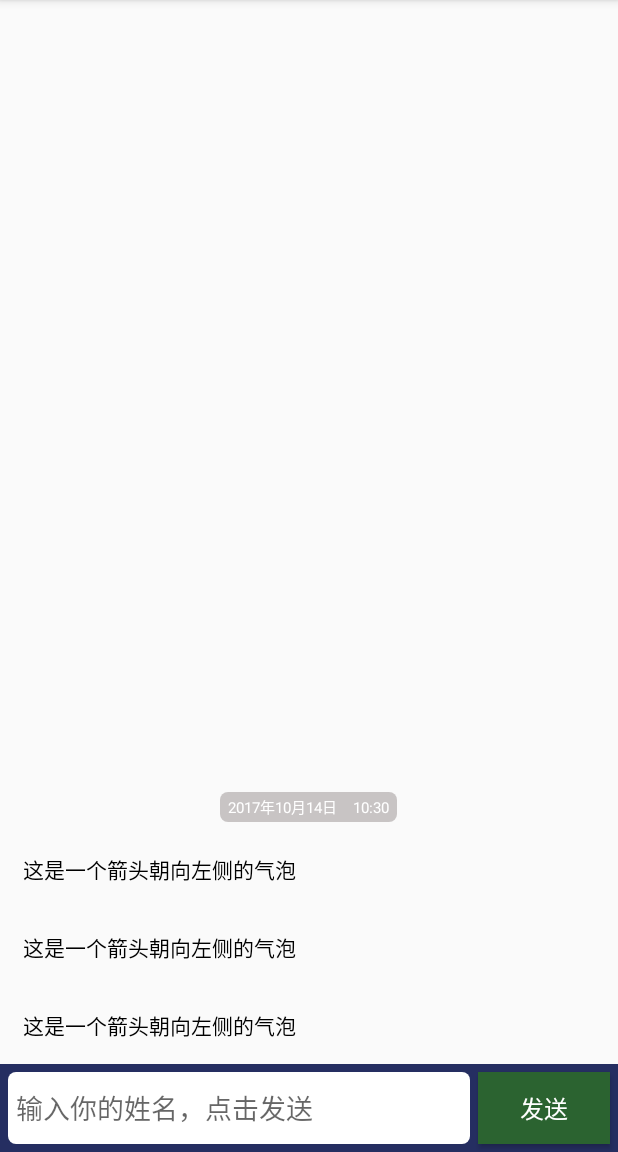
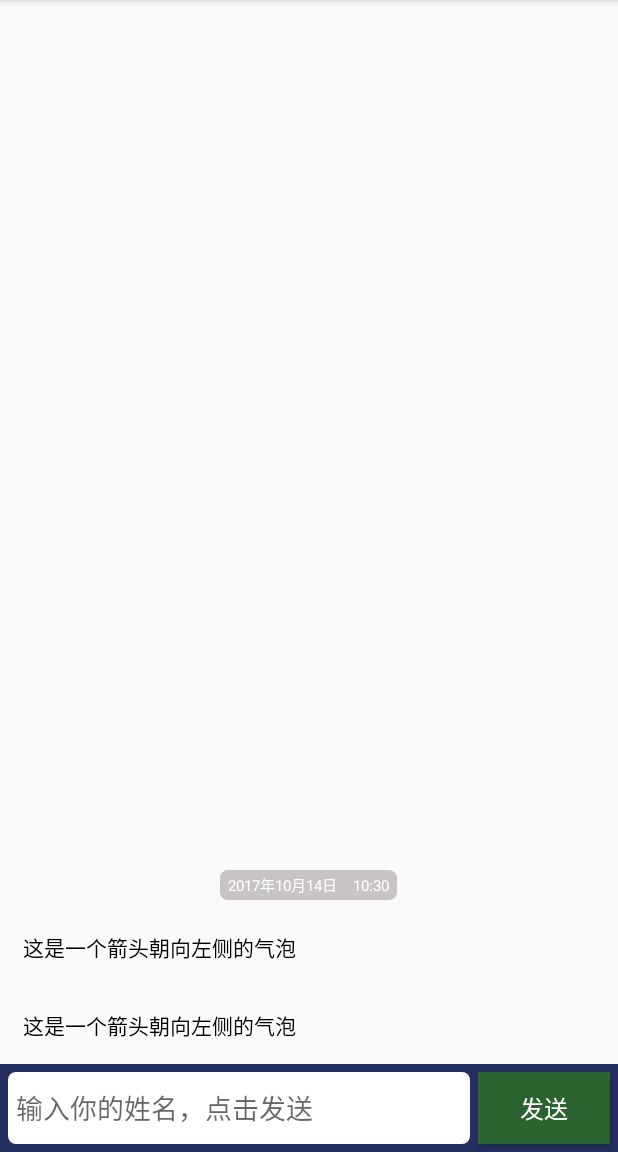
Before and after one commit to Rottin/HelloNews, an Android app: the screen it shows after launch (ChatActivity), on a phone screen of 412 x 824 dp, the part 84-1236 px from its top. Run offline under Robolectric (Android 15) with nearby library versions, the phone set to English and light mode, and no system bars; libraries missing offline, so code that uses them is left out: com.github.library.bubbleview; plain views replace BubbleTextView; 3 statements that could not run were skipped.

Commit message:
打招呼+用户名

```diff
--- a/app/src/main/java/com/rottin/administrator/hellonews/ChatActivity.java
+++ b/app/src/main/java/com/rottin/administrator/hellonews/ChatActivity.java
@@ -50,8 +50,7 @@ public class ChatActivity extends AppCompatActivity {
         init();
 
         sendNowTime();
-        sendGreeting();
-        getUsername();
+        checkFirst();
 
 //        for (int i=0;i<20;i++)
 //            sendGreeting();
@@ -68,7 +67,7 @@ public class ChatActivity extends AppCompatActivity {
         chatListView.setAdapter(chatAdapter);
     }
 
-    private void getUsername() {
+    private void checkFirst() {
         final SharedPreferences preferences = getSharedPreferences("com.hellonews", Context.MODE_PRIVATE);
         boolean isFirst = preferences.getBoolean("first", true);
         String username = preferences.getString("username", null);
@@ -102,11 +101,12 @@ public class ChatActivity extends AppCompatActivity {
                         if (imm.isActive())
                             imm.hideSoftInputFromWindow(editText.getWindowToken(), 0);
                     }
-
                 }
             });
         } else {
+            Log.d(TAG, "username:"+username);
             mUsername = username;
+            sendGreeting();
         }
     }
 
--- a/app/src/main/res/layout/activity_chat.xml
+++ b/app/src/main/res/layout/activity_chat.xml
@@ -7,30 +7,29 @@
     tools:context="com.rottin.administrator.hellonews.ChatActivity">
 
     <ListView
-        android:layout_above="@+id/send_layout"
-        android:layout_alignParentTop="true"
         android:id="@+id/chat_list"
         android:layout_width="match_parent"
         android:layout_height="wrap_content"
+        android:layout_above="@+id/send_layout"
+        android:layout_alignParentTop="true"
         android:layout_gravity="top"
         android:layout_weight="1"
         android:clickable="false"
         android:divider="@null"
         android:listSelector="#00000000"
         android:stackFromBottom="true"
-        android:transcriptMode="alwaysScroll"
-        >
+        android:transcriptMode="alwaysScroll">
 
     </ListView>
 
     <LinearLayout
         android:id="@+id/send_layout"
-        android:layout_alignParentBottom="true"
-        android:visibility="gone"
-        android:background="#252e61"
         android:layout_width="match_parent"
         android:layout_height="wrap_content"
-        android:orientation="horizontal">
+        android:layout_alignParentBottom="true"
+        android:background="#252e61"
+        android:orientation="horizontal"
+        android:visibility="gone">
 
         <EditText
             android:id="@+id/chat_edittext"
```
